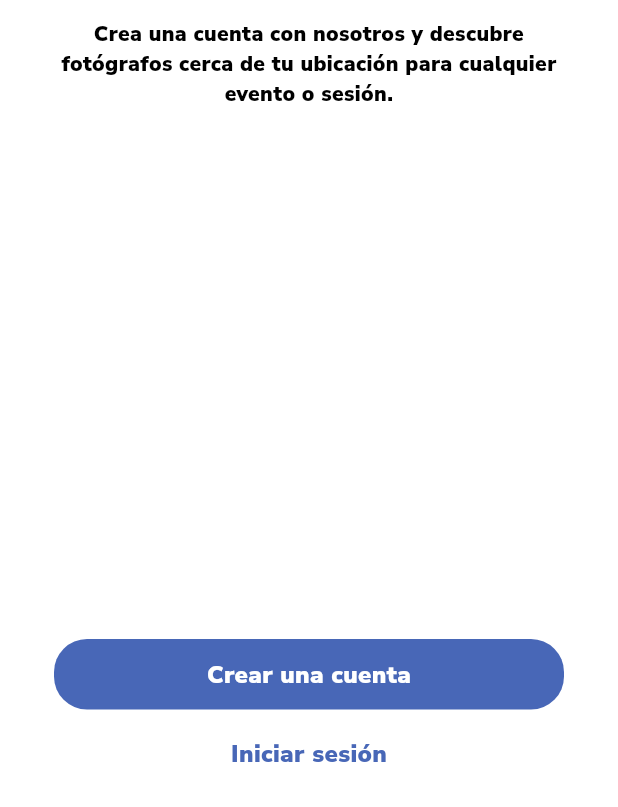
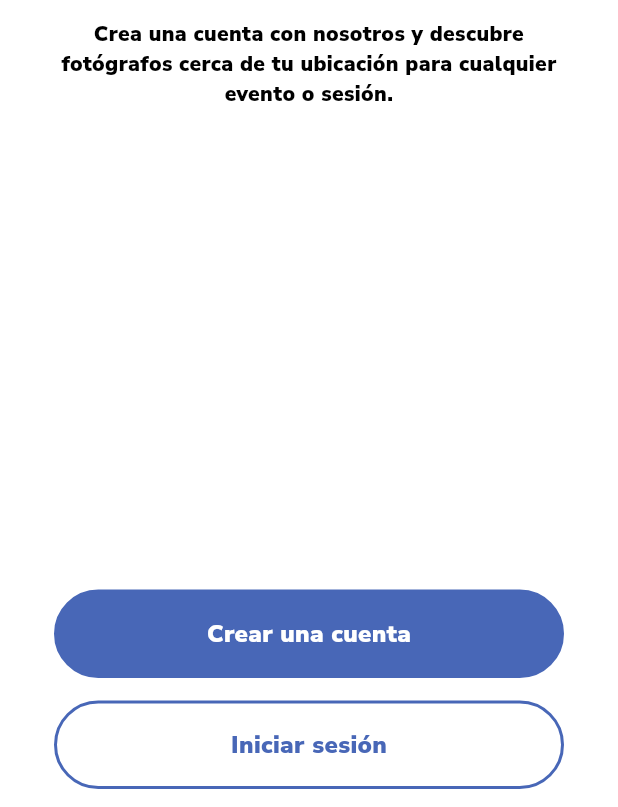
Before and after one commit to DEIVID323/appmovil, a Flutter app: the screen it shows after launch, on a phone screen of 412 x 824 dp, the part 429-1236 px from its top. Run offline on Flutter 3.47's test engine with Material 3 defaults, Android fonts, the phone set to English and light mode, and no system bars; our stand-ins replace equatable, flutter_bloc, get_it, go_router.

Commit message:
Ajustar el espaciado en el botón de bienvenida y mejorar el radio de borde

```diff
--- a/lib/src/features/welcome/presentation/page/welcome.dart
+++ b/lib/src/features/welcome/presentation/page/welcome.dart
@@ -61,7 +61,7 @@ class _WelcomeState extends State<Welcome> {
                   ],
                 ),
                 Column(
-                  spacing: Constants.paddingValue,
+                  spacing: Constants.paddingValue * 2.5,
                   mainAxisSize: MainAxisSize.min,
                   children: <Widget>[
                     WelcomeButton(
--- a/lib/src/features/welcome/presentation/widgets/welcome_button.dart
+++ b/lib/src/features/welcome/presentation/widgets/welcome_button.dart
@@ -14,19 +14,24 @@ class WelcomeButton extends StatelessWidget {
   final Color color;
   final Color textColor;
 
+  BorderRadius get borderRadius => Constants.borderRadius * 2;
+
   @override
   Widget build(BuildContext context) {
     return DecoratedBox(
       decoration: BoxDecoration(
         color: color,
-        borderRadius: Constants.borderRadius,
+        borderRadius: borderRadius,
+        border: Border.all(color: Constants.primaryColor, width: 2),
       ),
+
       child: InkWell(
+        borderRadius: borderRadius,
         onTap: onPressed,
         child: Center(
           child: Padding(
             padding: const EdgeInsets.symmetric(
-              vertical: Constants.paddingValue * 2,
+              vertical: Constants.paddingValue * 3,
             ),
             child: Text(
               label,
```
